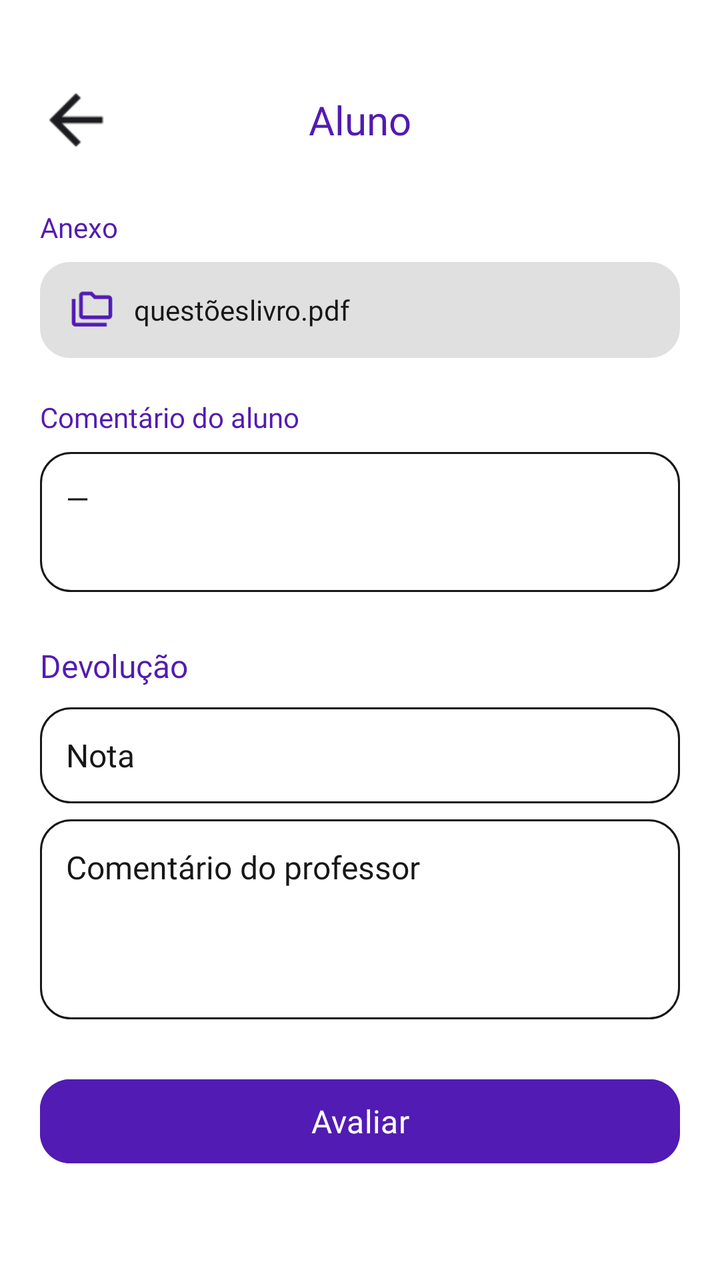
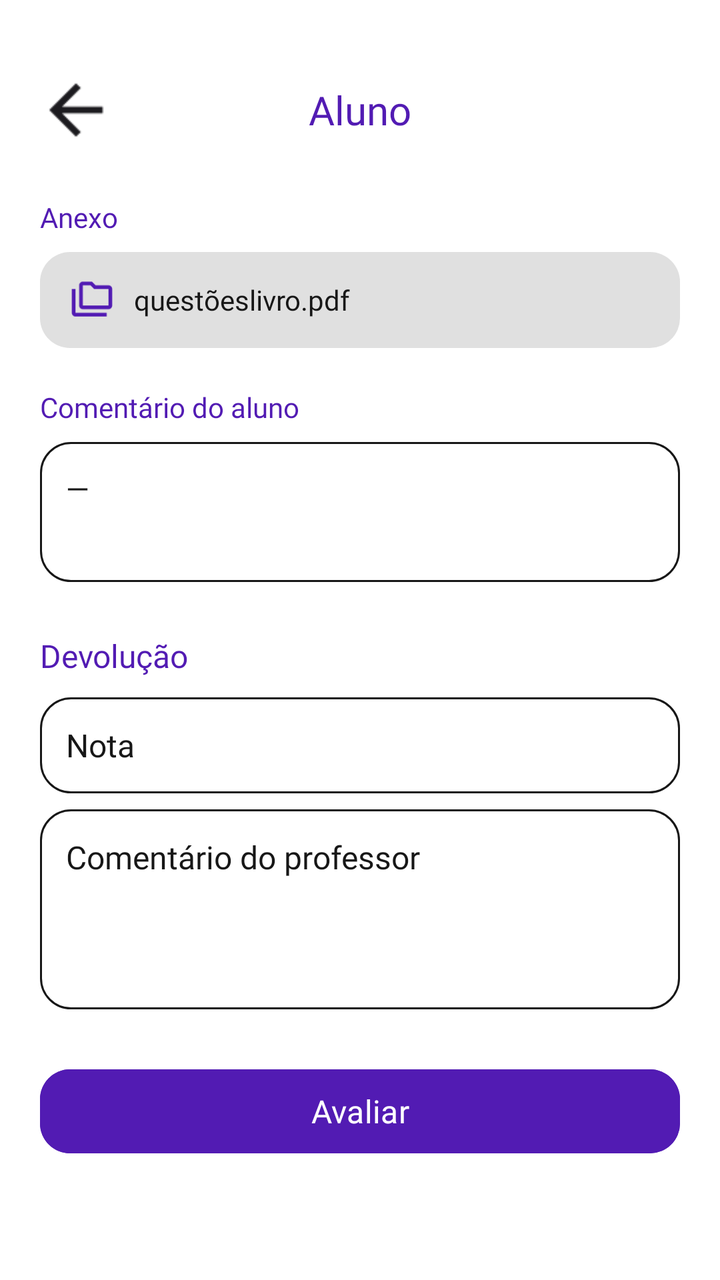

Screens rendered from an Android XML layout before and after an edit, with the pre-edit source and the edit as a unified diff.
<!-- AndroidManifest.xml: application theme Theme.MeuFuturoAgora -->
<!-- res/layout/activity_avaliar_entrega.xml -->
<?xml version="1.0" encoding="utf-8"?>
<androidx.constraintlayout.widget.ConstraintLayout xmlns:android="http://schemas.android.com/apk/res/android"
    xmlns:app="http://schemas.android.com/apk/res-auto"
    xmlns:tools="http://schemas.android.com/tools"
    android:id="@+id/main"
    android:layout_width="match_parent"
    android:layout_height="match_parent"
    android:background="@android:color/white"
    tools:context=".AvaliarEntregaActivity">

    <ImageView
        android:id="@+id/btnVoltar"
        android:layout_width="40dp"
        android:layout_height="40dp"
        android:layout_marginStart="18dp"
        android:layout_marginTop="40dp"
        android:contentDescription="Voltar"
        android:scaleType="centerInside"
        android:src="@drawable/seta_voltar"
        app:layout_constraintStart_toStartOf="parent"
        app:layout_constraintTop_toTopOf="parent" />

    <TextView
        android:id="@+id/tvNomeAlunoAvaliar"
        android:layout_width="0dp"
        android:layout_height="50dp"
        android:fontFamily="@font/poppins_bold"
        android:gravity="center"
        android:text="Aluno"
        android:textColor="@color/roxo_primario"
        android:textSize="20sp"
        app:layout_constraintBottom_toBottomOf="@id/btnVoltar"
        app:layout_constraintEnd_toEndOf="parent"
        app:layout_constraintStart_toStartOf="parent"
        app:layout_constraintTop_toTopOf="@id/btnVoltar" />

    <ScrollView
        android:layout_width="match_parent"
        android:layout_height="0dp"
        android:clipToPadding="false"
        android:paddingStart="20dp"
        android:paddingEnd="20dp"
        android:paddingBottom="20dp"
        app:layout_constraintBottom_toBottomOf="parent"
        app:layout_constraintEnd_toEndOf="parent"
        app:layout_constraintStart_toStartOf="parent"
        app:layout_constraintTop_toBottomOf="@id/btnVoltar">

        <LinearLayout
            android:layout_width="match_parent"
            android:layout_height="wrap_content"
            android:orientation="vertical"
            android:paddingTop="24dp">

            <TextView
                android:layout_width="wrap_content"
                android:layout_height="wrap_content"
                android:fontFamily="@font/poppins_semibold"
                android:text="Anexo"
                android:textColor="@color/roxo_primario"
                android:textSize="14sp" />

            <LinearLayout
                android:id="@+id/itemAnexoAluno"
                android:layout_width="match_parent"
                android:layout_height="48dp"
                android:layout_marginTop="8dp"
                android:background="@drawable/bg_botao_arquivo"
                android:gravity="center_vertical"
                android:orientation="horizontal"
                android:paddingStart="15dp"
                android:paddingEnd="15dp">

                <ImageView
                    android:layout_width="22dp"
                    android:layout_height="22dp"
                    android:contentDescription="@null"
                    android:src="@drawable/ic_arquivo" />

                <TextView
                    android:id="@+id/tvNomeAnexoAluno"
                    android:layout_width="0dp"
                    android:layout_height="wrap_content"
                    android:layout_marginStart="10dp"
                    android:layout_weight="1"
                    android:ellipsize="end"
                    android:fontFamily="@font/poppins_regular"
                    android:maxLines="1"
                    android:text="questõeslivro.pdf"
                    android:textColor="@color/texto_escuro"
                    android:textSize="14sp" />

            </LinearLayout>

            <TextView
                android:layout_width="wrap_content"
                android:layout_height="wrap_content"
                android:layout_marginTop="20dp"
                android:fontFamily="@font/poppins_semibold"
                android:text="Comentário do aluno"
                android:textColor="@color/roxo_primario"
                android:textSize="14sp" />

            <TextView
                android:id="@+id/tvComentarioAluno"
                android:layout_width="match_parent"
                android:layout_height="wrap_content"
                android:layout_marginTop="8dp"
                android:background="@drawable/bg_campo_criar_atividade"
                android:fontFamily="@font/poppins_regular"
                android:minHeight="70dp"
                android:padding="13dp"
                android:text="—"
                android:textColor="@color/texto_escuro"
                android:textSize="15sp" />

            <TextView
                android:layout_width="wrap_content"
                android:layout_height="wrap_content"
                android:layout_marginTop="26dp"
                android:fontFamily="@font/poppins_bold"
                android:text="Devolução"
                android:textColor="@color/roxo_primario"
                android:textSize="16sp" />

            <EditText
                android:id="@+id/edtNota"
                android:layout_width="match_parent"
                android:layout_height="48dp"
                android:layout_marginTop="10dp"
                android:background="@drawable/bg_campo_criar_atividade"
                android:fontFamily="@font/poppins_regular"
                android:hint="Nota"
                android:inputType="numberDecimal"
                android:paddingStart="13dp"
                android:paddingEnd="13dp"
                android:textColor="#171717"
                android:textColorHint="#171717"
                android:textSize="16sp" />

            <EditText
                android:id="@+id/edtComentarioProfessor"
                android:layout_width="match_parent"
                android:layout_height="100dp"
                android:layout_marginTop="8dp"
                android:background="@drawable/bg_campo_criar_atividade"
                android:fontFamily="@font/poppins_regular"
                android:gravity="top|start"
                android:hint="Comentário do professor"
                android:inputType="textMultiLine"
                android:padding="13dp"
                android:textColor="#171717"
                android:textColorHint="#171717"
                android:textSize="16sp" />

            <com.google.android.material.button.MaterialButton
                android:id="@+id/btnAvaliar"
                android:layout_width="match_parent"
                android:layout_height="50dp"
                android:layout_marginTop="26dp"
                android:backgroundTint="@color/roxo_primario"
                android:fontFamily="@font/poppins_bold"
                android:text="Avaliar"
                android:textAllCaps="false"
                android:textColor="@android:color/white"
                android:textSize="16sp"
                app:cornerRadius="15dp" />

        </LinearLayout>

    </ScrollView>

</androidx.constraintlayout.widget.ConstraintLayout>
<!-- resources referenced by this layout -->
<resources>
  <color name="roxo_primario">#521BB3</color>
  <color name="texto_escuro">#171717</color>
  <!-- drawable bg_botao_arquivo (drawable) -->
  <?xml version="1.0" encoding="utf-8"?>
  <shape xmlns:android="http://schemas.android.com/apk/res/android"
      android:shape="rectangle">
  
      <solid android:color="#E0E0E0" />
  
      <corners android:radius="15dp" />
  
  </shape>
  <!-- drawable bg_campo_criar_atividade (drawable) -->
  <?xml version="1.0" encoding="utf-8"?>
  <shape xmlns:android="http://schemas.android.com/apk/res/android"
      android:shape="rectangle">
  
      <solid android:color="@android:color/white" />
  
      <stroke
          android:width="1dp"
          android:color="#171717" />
  
      <corners android:radius="15dp" />
  
  </shape>
  <!-- drawable ic_arquivo: png bitmap (drawable, 496 bytes) -->
  <!-- drawable seta_voltar: png bitmap (drawable, 265 bytes) -->
  <style name="Theme.MeuFuturoAgora" parent="Base.Theme.MeuFuturoAgora" />
  <style name="Base.Theme.MeuFuturoAgora" parent="Theme.Material3.DayNight.NoActionBar">
          <item name="android:navigationBarColor">@android:color/transparent</item>
      </style>
</resources>

<!-- the commit's change to res/layout/activity_avaliar_entrega.xml (unified diff, before → after) -->
@@ -13,7 +13,7 @@
         android:layout_width="40dp"
         android:layout_height="40dp"
         android:layout_marginStart="18dp"
-        android:layout_marginTop="40dp"
+        android:layout_marginTop="35dp"
         android:contentDescription="Voltar"
         android:scaleType="centerInside"
         android:src="@drawable/seta_voltar"
